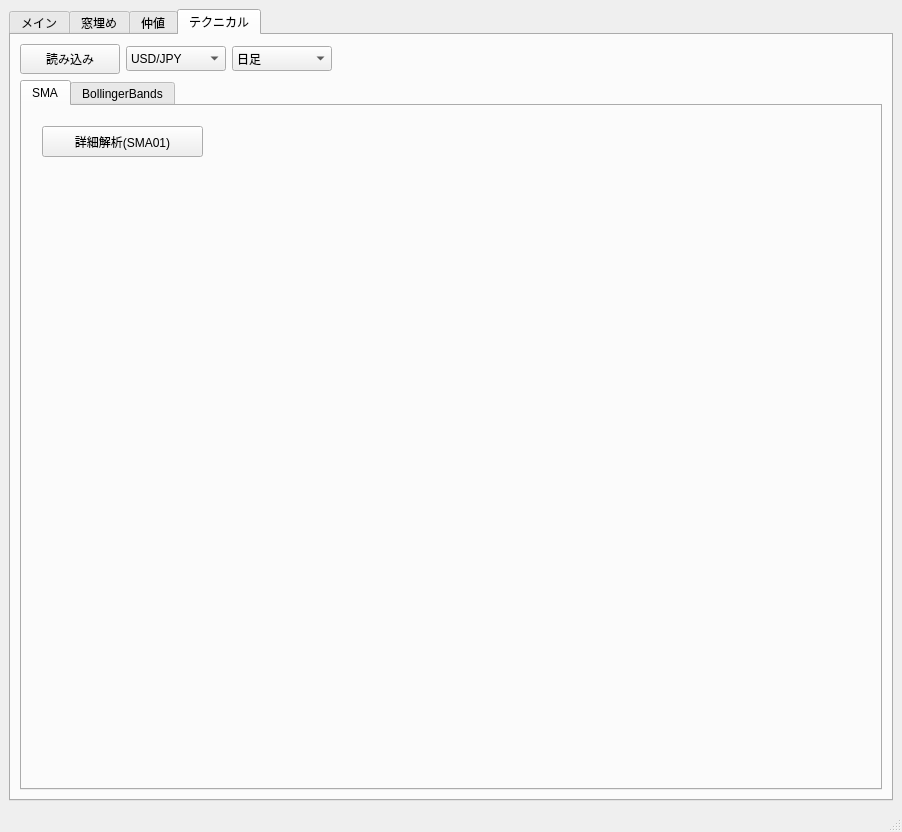
Before: the Qt Designer form trade_monitor/trade_monitor/gui_monitor.ui in takkin-takilog/namake-trader, drawn with Qt 5.
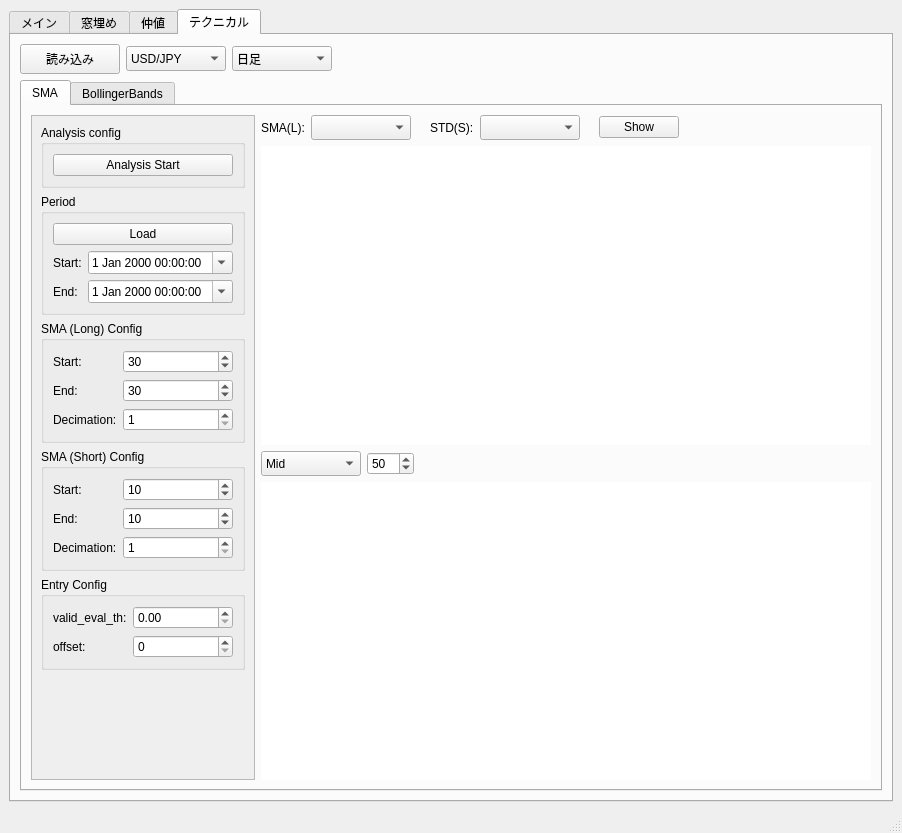
After: the same form once the commit is applied. The open tabs and pages were chosen to show the change.

```diff
--- a/trade_monitor/trade_monitor/gui_monitor.ui
+++ b/trade_monitor/trade_monitor/gui_monitor.ui
@@ -7,7 +7,7 @@
     <x>0</x>
     <y>0</y>
     <width>902</width>
-    <height>832</height>
+    <height>833</height>
    </rect>
   </property>
   <property name="windowTitle">
@@ -592,37 +592,613 @@
              <attribute name="title">
               <string>SMA</string>
              </attribute>
-             <widget class="QPushButton" name="pushButton_tech_sma_mth01_details">
-              <property name="geometry">
-               <rect>
-                <x>20</x>
-                <y>20</y>
-                <width>161</width>
-                <height>31</height>
-               </rect>
-              </property>
-              <property name="sizePolicy">
-               <sizepolicy hsizetype="Fixed" vsizetype="Fixed">
-                <horstretch>0</horstretch>
-                <verstretch>0</verstretch>
-               </sizepolicy>
-              </property>
-              <property name="minimumSize">
-               <size>
-                <width>100</width>
-                <height>30</height>
-               </size>
-              </property>
-              <property name="text">
-               <string>詳細解析(SMA01)</string>
-              </property>
-              <property name="checkable">
-               <bool>false</bool>
-              </property>
-              <property name="autoExclusive">
-               <bool>false</bool>
-              </property>
-             </widget>
+             <layout class="QHBoxLayout" name="horizontalLayout_13">
+              <item>
+               <widget class="QScrollArea" name="scrollArea_2">
+                <property name="sizePolicy">
+                 <sizepolicy hsizetype="Minimum" vsizetype="Expanding">
+                  <horstretch>0</horstretch>
+                  <verstretch>0</verstretch>
+                 </sizepolicy>
+                </property>
+                <property name="horizontalScrollBarPolicy">
+                 <enum>Qt::ScrollBarAlwaysOff</enum>
+                </property>
+                <property name="widgetResizable">
+                 <bool>true</bool>
+                </property>
+                <widget class="QWidget" name="scrollAreaWidgetContents_2">
+                 <property name="geometry">
+                  <rect>
+                   <x>0</x>
+                   <y>0</y>
+                   <width>238</width>
+                   <height>624</height>
+                  </rect>
+                 </property>
+                 <layout class="QVBoxLayout" name="verticalLayout_8">
+                  <item>
+                   <widget class="QGroupBox" name="groupBox_11">
+                    <property name="sizePolicy">
+                     <sizepolicy hsizetype="Preferred" vsizetype="Maximum">
+                      <horstretch>0</horstretch>
+                      <verstretch>0</verstretch>
+                     </sizepolicy>
+                    </property>
+                    <property name="title">
+                     <string>Analysis config</string>
+                    </property>
+                    <layout class="QVBoxLayout" name="verticalLayout_9">
+                     <item>
+                      <widget class="QPushButton" name="pushButton_TechSma_backtest_start">
+                       <property name="sizePolicy">
+                        <sizepolicy hsizetype="Preferred" vsizetype="Preferred">
+                         <horstretch>0</horstretch>
+                         <verstretch>0</verstretch>
+                        </sizepolicy>
+                       </property>
+                       <property name="text">
+                        <string>Analysis Start</string>
+                       </property>
+                      </widget>
+                     </item>
+                    </layout>
+                   </widget>
+                  </item>
+                  <item>
+                   <widget class="QGroupBox" name="groupBox_3">
+                    <property name="title">
+                     <string>Period</string>
+                    </property>
+                    <layout class="QGridLayout" name="gridLayout_10">
+                     <item row="1" column="0">
+                      <widget class="QLabel" name="label_5">
+                       <property name="text">
+                        <string>Start:</string>
+                       </property>
+                      </widget>
+                     </item>
+                     <item row="2" column="0">
+                      <widget class="QLabel" name="label_6">
+                       <property name="text">
+                        <string>End:</string>
+                       </property>
+                      </widget>
+                     </item>
+                     <item row="0" column="0" colspan="2">
+                      <widget class="QPushButton" name="pushButton_TechSma_PeriodLoad">
+                       <property name="text">
+                        <string>Load</string>
+                       </property>
+                      </widget>
+                     </item>
+                     <item row="1" column="1">
+                      <widget class="QDateTimeEdit" name="dateTimeEdit_TechSma_PeriodStr">
+                       <property name="calendarPopup">
+                        <bool>true</bool>
+                       </property>
+                      </widget>
+                     </item>
+                     <item row="2" column="1">
+                      <widget class="QDateTimeEdit" name="dateTimeEdit_TechSma_PeriodEnd">
+                       <property name="calendarPopup">
+                        <bool>true</bool>
+                       </property>
+                      </widget>
+                     </item>
+                    </layout>
+                   </widget>
+                  </item>
+                  <item>
+                   <widget class="QGroupBox" name="groupBox_12">
+                    <property name="sizePolicy">
+                     <sizepolicy hsizetype="Preferred" vsizetype="Maximum">
+                      <horstretch>0</horstretch>
+                      <verstretch>0</verstretch>
+                     </sizepolicy>
+                    </property>
+                    <property name="title">
+                     <string>SMA (Long) Config</string>
+                    </property>
+                    <layout class="QGridLayout" name="gridLayout_11">
+                     <item row="0" column="0">
+                      <widget class="QLabel" name="label_25">
+                       <property name="sizePolicy">
+                        <sizepolicy hsizetype="Maximum" vsizetype="Preferred">
+                         <horstretch>0</horstretch>
+                         <verstretch>0</verstretch>
+                        </sizepolicy>
+                       </property>
+                       <property name="text">
+                        <string>Start:</string>
+                       </property>
+                      </widget>
+                     </item>
+                     <item row="0" column="1">
+                      <widget class="QSpinBox" name="spinBox_TechSma_SmaLngSpanStr">
+                       <property name="sizePolicy">
+                        <sizepolicy hsizetype="Preferred" vsizetype="Preferred">
+                         <horstretch>0</horstretch>
+                         <verstretch>0</verstretch>
+                        </sizepolicy>
+                       </property>
+                       <property name="minimum">
+                        <number>1</number>
+                       </property>
+                       <property name="maximum">
+                        <number>999</number>
+                       </property>
+                       <property name="value">
+                        <number>30</number>
+                       </property>
+                      </widget>
+                     </item>
+                     <item row="1" column="0">
+                      <widget class="QLabel" name="label_27">
+                       <property name="sizePolicy">
+                        <sizepolicy hsizetype="Maximum" vsizetype="Preferred">
+                         <horstretch>0</horstretch>
+                         <verstretch>0</verstretch>
+                        </sizepolicy>
+                       </property>
+                       <property name="text">
+                        <string>End:</string>
+                       </property>
+                      </widget>
+                     </item>
+                     <item row="1" column="1">
+                      <widget class="QSpinBox" name="spinBox_TechSma_SmaLngSpanEnd">
+                       <property name="sizePolicy">
+                        <sizepolicy hsizetype="Preferred" vsizetype="Preferred">
+                         <horstretch>0</horstretch>
+                         <verstretch>0</verstretch>
+                        </sizepolicy>
+                       </property>
+                       <property name="minimum">
+                        <number>1</number>
+                       </property>
+                       <property name="maximum">
+                        <number>999</number>
+                       </property>
+                       <property name="value">
+                        <number>30</number>
+                       </property>
+                      </widget>
+                     </item>
+                     <item row="2" column="0">
+                      <widget class="QLabel" name="label_28">
+                       <property name="sizePolicy">
+                        <sizepolicy hsizetype="Maximum" vsizetype="Preferred">
+                         <horstretch>0</horstretch>
+                         <verstretch>0</verstretch>
+                        </sizepolicy>
+                       </property>
+                       <property name="text">
+                        <string>Decimation:</string>
+                       </property>
+                      </widget>
+                     </item>
+                     <item row="2" column="1">
+                      <widget class="QSpinBox" name="spinBox_TechSma_SmaLngSpanDeci">
+                       <property name="sizePolicy">
+                        <sizepolicy hsizetype="Preferred" vsizetype="Preferred">
+                         <horstretch>0</horstretch>
+                         <verstretch>0</verstretch>
+                        </sizepolicy>
+                       </property>
+                       <property name="minimum">
+                        <number>1</number>
+                       </property>
+                       <property name="maximum">
+                        <number>999</number>
+                       </property>
+                      </widget>
+                     </item>
+                    </layout>
+                   </widget>
+                  </item>
+                  <item>
+                   <widget class="QGroupBox" name="groupBox_13">
+                    <property name="sizePolicy">
+                     <sizepolicy hsizetype="Preferred" vsizetype="Maximum">
+                      <horstretch>0</horstretch>
+                      <verstretch>0</verstretch>
+                     </sizepolicy>
+                    </property>
+                    <property name="title">
+                     <string>SMA (Short) Config</string>
+                    </property>
+                    <layout class="QGridLayout" name="gridLayout_12">
+                     <item row="1" column="0">
+                      <widget class="QLabel" name="label_29">
+                       <property name="sizePolicy">
+                        <sizepolicy hsizetype="Maximum" vsizetype="Preferred">
+                         <horstretch>0</horstretch>
+                         <verstretch>0</verstretch>
+                        </sizepolicy>
+                       </property>
+                       <property name="text">
+                        <string>End:</string>
+                       </property>
+                      </widget>
+                     </item>
+                     <item row="2" column="0">
+                      <widget class="QLabel" name="label_30">
+                       <property name="sizePolicy">
+                        <sizepolicy hsizetype="Maximum" vsizetype="Preferred">
+                         <horstretch>0</horstretch>
+                         <verstretch>0</verstretch>
+                        </sizepolicy>
+                       </property>
+                       <property name="text">
+                        <string>Decimation:</string>
+                       </property>
+                      </widget>
+                     </item>
+                     <item row="2" column="1">
+                      <widget class="QSpinBox" name="spinBox_TechSma_SmaShrSpanDeci">
+                       <property name="sizePolicy">
+                        <sizepolicy hsizetype="Preferred" vsizetype="Preferred">
+                         <horstretch>0</horstretch>
+                         <verstretch>0</verstretch>
+                        </sizepolicy>
+                       </property>
+                       <property name="minimum">
+                        <number>1</number>
+                       </property>
+                       <property name="maximum">
+                        <number>999</number>
+                       </property>
+                      </widget>
+                     </item>
+                     <item row="0" column="1">
+                      <widget class="QSpinBox" name="spinBox_TechSma_SmaShrSpanStr">
+                       <property name="sizePolicy">
+                        <sizepolicy hsizetype="Preferred" vsizetype="Preferred">
+                         <horstretch>0</horstretch>
+                         <verstretch>0</verstretch>
+                        </sizepolicy>
+                       </property>
+                       <property name="minimum">
+                        <number>1</number>
+                       </property>
+                       <property name="maximum">
+                        <number>999</number>
+                       </property>
+                       <property name="value">
+                        <number>10</number>
+                       </property>
+                      </widget>
+                     </item>
+                     <item row="0" column="0">
+                      <widget class="QLabel" name="label_31">
+                       <property name="sizePolicy">
+                        <sizepolicy hsizetype="Maximum" vsizetype="Preferred">
+                         <horstretch>0</horstretch>
+                         <verstretch>0</verstretch>
+                        </sizepolicy>
+                       </property>
+                       <property name="text">
+                        <string>Start:</string>
+                       </property>
+                      </widget>
+                     </item>
+                     <item row="1" column="1">
+                      <widget class="QSpinBox" name="spinBox_TechSma_SmaShrSpanEnd">
+                       <property name="sizePolicy">
+                        <sizepolicy hsizetype="Preferred" vsizetype="Preferred">
+                         <horstretch>0</horstretch>
+                         <verstretch>0</verstretch>
+                        </sizepolicy>
+                       </property>
+                       <property name="minimum">
+                        <number>1</number>
+                       </property>
+                       <property name="maximum">
+                        <number>999</number>
+                       </property>
+                       <property name="value">
+                        <number>10</number>
+                       </property>
+                      </widget>
+                     </item>
+                    </layout>
+                   </widget>
+                  </item>
+                  <item>
+                   <widget class="QGroupBox" name="groupBox_15">
+                    <property name="sizePolicy">
+                     <sizepolicy hsizetype="Preferred" vsizetype="Maximum">
+                      <horstretch>0</horstretch>
+                      <verstretch>0</verstretch>
+                     </sizepolicy>
+                    </property>
+                    <property name="title">
+                     <string>Entry Config</string>
+                    </property>
+                    <layout class="QGridLayout" name="gridLayout_13">
+                     <item row="2" column="0">
+                      <widget class="QLabel" name="label_35">
+                       <property name="sizePolicy">
+                        <sizepolicy hsizetype="Maximum" vsizetype="Preferred">
+                         <horstretch>0</horstretch>
+                         <verstretch>0</verstretch>
+                        </sizepolicy>
+                       </property>
+                       <property name="text">
+                        <string>offset:</string>
+                       </property>
+                      </widget>
+                     </item>
+                     <item row="2" column="1">
+                      <widget class="QSpinBox" name="spinBox_TechSma_EntryOfs">
+                       <property name="sizePolicy">
+                        <sizepolicy hsizetype="Preferred" vsizetype="Preferred">
+                         <horstretch>0</horstretch>
+                         <verstretch>0</verstretch>
+                        </sizepolicy>
+                       </property>
+                       <property name="minimum">
+                        <number>0</number>
+                       </property>
+                       <property name="maximum">
+                        <number>30</number>
+                       </property>
+                       <property name="value">
+                        <number>0</number>
+                       </property>
+                      </widget>
+                     </item>
+                     <item row="0" column="0">
+                      <widget class="QLabel" name="label_38">
+                       <property name="sizePolicy">
+                        <sizepolicy hsizetype="Maximum" vsizetype="Preferred">
+                         <horstretch>0</horstretch>
+                         <verstretch>0</verstretch>
+                        </sizepolicy>
+                       </property>
+                       <property name="text">
+                        <string>valid_eval_th:</string>
+                       </property>
+                      </widget>
+                     </item>
+                     <item row="0" column="1">
+                      <widget class="QDoubleSpinBox" name="doubleSpinBox_TechSma_EvalTh"/>
+                     </item>
+                    </layout>
+                   </widget>
+                  </item>
+                  <item>
+                   <spacer name="verticalSpacer_2">
+                    <property name="orientation">
+                     <enum>Qt::Vertical</enum>
+                    </property>
+                    <property name="sizeHint" stdset="0">
+                     <size>
+                      <width>20</width>
+                      <height>40</height>
+                     </size>
+                    </property>
+                   </spacer>
+                  </item>
+                 </layout>
+                </widget>
+               </widget>
+              </item>
+              <item>
+               <layout class="QVBoxLayout" name="verticalLayout_11">
+                <item>
+                 <layout class="QGridLayout" name="gridLayout_15">
+                  <item row="0" column="0">
+                   <layout class="QHBoxLayout" name="horizontalLayout_14">
+                    <item>
+                     <layout class="QHBoxLayout" name="horizontalLayout_15">
+                      <item>
+                       <widget class="QLabel" name="label_36">
+                        <property name="sizePolicy">
+                         <sizepolicy hsizetype="Maximum" vsizetype="Preferred">
+                          <horstretch>0</horstretch>
+                          <verstretch>0</verstretch>
+                         </sizepolicy>
+                        </property>
+                        <property name="text">
+                         <string>SMA(L):</string>
+                        </property>
+                       </widget>
+                      </item>
+                      <item>
+                       <widget class="QComboBox" name="comboBox_TechSma_SmaLngSpan">
+                        <property name="sizePolicy">
+                         <sizepolicy hsizetype="Fixed" vsizetype="Fixed">
+                          <horstretch>0</horstretch>
+                          <verstretch>0</verstretch>
+                         </sizepolicy>
+                        </property>
+                        <property name="minimumSize">
+                         <size>
+                          <width>100</width>
+                          <height>25</height>
+                         </size>
+                        </property>
+                        <property name="currentText">
+                         <string/>
+                        </property>
+                       </widget>
+                      </item>
+                     </layout>
+                    </item>
+                    <item>
+                     <spacer name="horizontalSpacer_11">
+                      <property name="orientation">
+                       <enum>Qt::Horizontal</enum>
+                      </property>
+                      <property name="sizeType">
+                       <enum>QSizePolicy::Fixed</enum>
+                      </property>
+                      <property name="sizeHint" stdset="0">
+                       <size>
+                        <width>13</width>
+                        <height>20</height>
+                       </size>
+                      </property>
+                     </spacer>
+                    </item>
+                    <item>
+                     <layout class="QHBoxLayout" name="horizontalLayout_16">
+                      <item>
+                       <widget class="QLabel" name="label_37">
+                        <property name="sizePolicy">
+                         <sizepolicy hsizetype="Maximum" vsizetype="Preferred">
+                          <horstretch>0</horstretch>
+                          <verstretch>0</verstretch>
+                         </sizepolicy>
+                        </property>
+                        <property name="text">
+                         <string>STD(S):</string>
+                        </property>
+                       </widget>
+                      </item>
+                      <item>
+                       <widget class="QComboBox" name="comboBox_TechSma_SmaShrSpan">
+                        <property name="sizePolicy">
+                         <sizepolicy hsizetype="Fixed" vsizetype="Fixed">
+                          <horstretch>0</horstretch>
+                          <verstretch>0</verstretch>
+                         </sizepolicy>
+                        </property>
+                        <property name="minimumSize">
+                         <size>
+                          <width>100</width>
+                          <height>25</height>
+                         </size>
+                        </property>
+                        <property name="currentText">
+                         <string/>
+                        </property>
+                       </widget>
+                      </item>
+                     </layout>
+                    </item>
+                    <item>
+                     <spacer name="horizontalSpacer_12">
+                      <property name="orientation">
+                       <enum>Qt::Horizontal</enum>
+                      </property>
+                      <property name="sizeType">
+                       <enum>QSizePolicy::Fixed</enum>
+                      </property>
+                      <property name="sizeHint" stdset="0">
+                       <size>
+                        <width>13</width>
+                        <height>20</height>
+                       </size>
+                      </property>
+                     </spacer>
+                    </item>
+                    <item>
+                     <widget class="QPushButton" name="pushButton_TechSma_fetch_treeView">
+                      <property name="text">
+                       <string>Show</string>
+                      </property>
+                     </widget>
+                    </item>
+                    <item>
+                     <spacer name="horizontalSpacer_13">
+                      <property name="orientation">
+                       <enum>Qt::Horizontal</enum>
+                      </property>
+                      <property name="sizeHint" stdset="0">
+                       <size>
+                        <width>40</width>
+                        <height>20</height>
+                       </size>
+                      </property>
+                     </spacer>
+                    </item>
+                   </layout>
+                  </item>
+                  <item row="1" column="0">
+                   <widget class="QWidget" name="widget_TreeView_TechSma" native="true">
+                    <property name="sizePolicy">
+                     <sizepolicy hsizetype="Expanding" vsizetype="Expanding">
+                      <horstretch>0</horstretch>
+                      <verstretch>0</verstretch>
+                     </sizepolicy>
+                    </property>
+                    <property name="styleSheet">
+                     <string notr="true">background-color: rgb(255, 255, 255);</string>
+                    </property>
+                   </widget>
+                  </item>
+                 </layout>
+                </item>
+                <item>
+                 <layout class="QGridLayout" name="gridLayout_16">
+                  <item row="1" column="0" colspan="3">
+                   <widget class="QWidget" name="widget_ChartView_TechSma" native="true">
+                    <property name="sizePolicy">
+                     <sizepolicy hsizetype="Expanding" vsizetype="Expanding">
+                      <horstretch>0</horstretch>
+                      <verstretch>0</verstretch>
+                     </sizepolicy>
+                    </property>
+                    <property name="styleSheet">
+                     <string notr="true">background-color: rgb(255, 255, 255);</string>
+                    </property>
+                   </widget>
+                  </item>
+                  <item row="0" column="0">
+                   <widget class="QComboBox" name="comboBox_TechSma_amb">
+                    <property name="sizePolicy">
+                     <sizepolicy hsizetype="Fixed" vsizetype="Fixed">
+                      <horstretch>0</horstretch>
+                      <verstretch>0</verstretch>
+                     </sizepolicy>
+                    </property>
+                    <property name="minimumSize">
+                     <size>
+                      <width>100</width>
+                      <height>25</height>
+                     </size>
+                    </property>
+                    <item>
+                     <property name="text">
+                      <string>Mid</string>
+                     </property>
+                    </item>
+                   </widget>
+                  </item>
+                  <item row="0" column="2">
+                   <spacer name="horizontalSpacer_14">
+                    <property name="orientation">
+                     <enum>Qt::Horizontal</enum>
+                    </property>
+                    <property name="sizeHint" stdset="0">
+                     <size>
+                      <width>40</width>
+                      <height>20</height>
+                     </size>
+                    </property>
+                   </spacer>
+                  </item>
+                  <item row="0" column="1">
+                   <widget class="QSpinBox" name="spinBox_TechSma_barNum">
+                    <property name="minimum">
+                     <number>10</number>
+                    </property>
+                    <property name="maximum">
+                     <number>200</number>
+                    </property>
+                    <property name="value">
+                     <number>50</number>
+                    </property>
+                   </widget>
+                  </item>
+                 </layout>
+                </item>
+               </layout>
+              </item>
+             </layout>
             </widget>
             <widget class="QWidget" name="bb">
              <attribute name="title">
```
Left out of the diff: 4 changed lines with no effect on the pictures.
